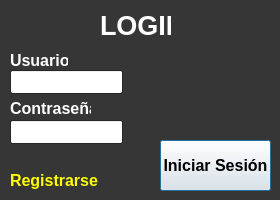
Qt form inicio.ui (IvanAntonioIbarra/raspsis) before a commit.
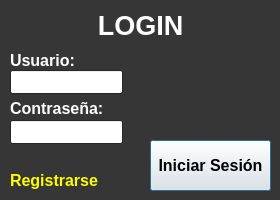
The same form after that commit.

Commit message: Cambio en interfaz

Diff of the .ui file:
```diff
--- a/inicio.ui
+++ b/inicio.ui
@@ -104,9 +104,9 @@
    <widget class="QPushButton" name="btn_login">
     <property name="geometry">
      <rect>
-      <x>160</x>
+      <x>150</x>
       <y>140</y>
-      <width>111</width>
+      <width>121</width>
       <height>51</height>
      </rect>
     </property>
@@ -126,7 +126,7 @@
      <rect>
       <x>10</x>
       <y>50</y>
-      <width>58</width>
+      <width>71</width>
       <height>20</height>
      </rect>
     </property>
@@ -210,7 +210,7 @@
      <rect>
       <x>10</x>
       <y>100</y>
-      <width>81</width>
+      <width>101</width>
       <height>16</height>
      </rect>
     </property>
@@ -285,9 +285,9 @@
    <widget class="QLabel" name="label_3">
     <property name="geometry">
      <rect>
-      <x>100</x>
+      <x>10</x>
       <y>10</y>
-      <width>71</width>
+      <width>261</width>
       <height>31</height>
      </rect>
     </property>
@@ -338,6 +338,9 @@
     <property name="text">
      <string>LOGIN</string>
     </property>
+    <property name="alignment">
+     <set>Qt::AlignCenter</set>
+    </property>
    </widget>
    <widget class="QLabel" name="lbl_message">
     <property name="geometry">
```
The commit also changes 5 other files.
